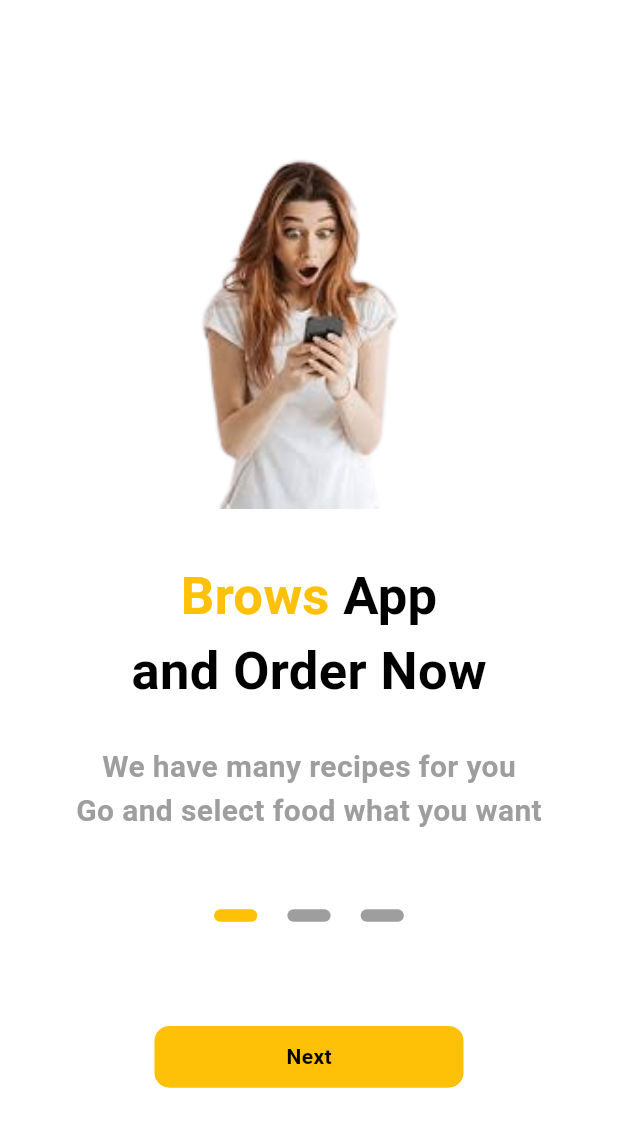
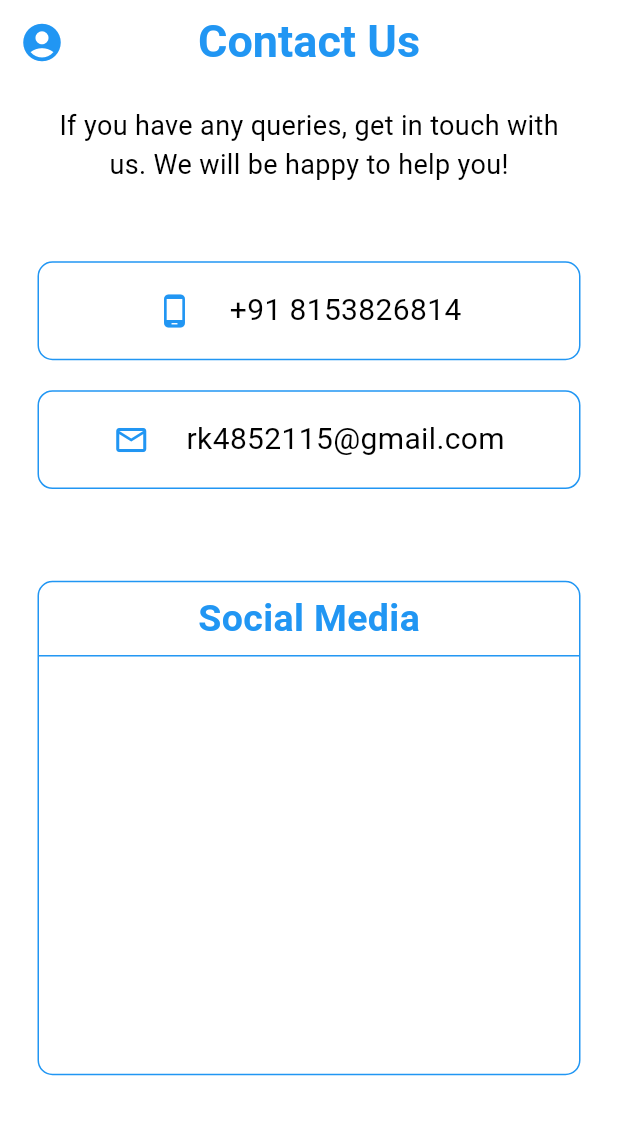
Before and after one commit to Sahilk0809/adv_flutter_ch1, a Flutter app: the screen it shows after launch, on a phone screen of 412 x 824 dp. Shown: the top 1127 px of the screen. Run offline on Flutter 3.47's test engine with Material 3 defaults, Android fonts, the phone set to English and light mode, and no system bars; our stand-ins replace carousel_slider, shared_preferences.

Commit message:
16/07/2024

```diff
--- a/lib/main.dart
+++ b/lib/main.dart
@@ -6,6 +6,8 @@ import 'package:adv_flutter_ch1/screens/Lec-1.5(2)/provider/intro_screen_provide
 import 'package:adv_flutter_ch1/screens/Lec-1.5(2)/view/introscreen/introscreen.dart';
 import 'package:adv_flutter_ch1/screens/Lec-1.5/provider/homeprovider.dart';
 import 'package:adv_flutter_ch1/screens/Lec-1.5/view/homesceen/homescreen.dart';
+import 'package:adv_flutter_ch1/screens/Lec-1.6/provider/url_launcher_provider.dart';
+import 'package:adv_flutter_ch1/screens/Lec-1.6/view/url_launcher_screen.dart';
 import 'package:adv_flutter_ch1/utils/global.dart';
 import 'package:flutter/material.dart';
 import 'package:provider/provider.dart';
@@ -30,6 +32,9 @@ Future<void> main() async {
         ChangeNotifierProvider(
           create: (context) => IntroScreenProvider(isHomed),
         ),
+        ChangeNotifierProvider(
+          create: (context) => UrlLauncherProvider(),
+        ),
       ],
       builder: (context, child) => const MyApp(),
     ),
@@ -50,7 +55,7 @@ class _MyAppState extends State<MyApp> {
         Provider.of<ChangeThemeScreenProvider>(context, listen: true);
     return MaterialApp(
       debugShowCheckedModeBanner: false,
-      home: Provider.of<IntroScreenProvider>(context).isHome ? const ChangeTheme() : const IntroScreen(),
+      home: const UrlLauncherScreen(),
       theme: changeThemeDataToLight,
       darkTheme: changeThemeDataToDark,
       themeMode: changeThemeScreenProviderTrue.isDark
--- /dev/null
+++ b/lib/screens/Lec-1.6/provider/url_launcher_provider.dart
@@ -0,0 +1,14 @@
+import 'package:flutter/material.dart';
+import 'package:url_launcher/url_launcher.dart';
+
+class UrlLauncherProvider extends ChangeNotifier {
+  void phoneLauncher() {
+    Uri uri = Uri(scheme: 'tel', path: '+91 8153826814');
+    launchUrl(uri);
+  }
+
+  void mailLauncher() {
+    Uri uri = Uri.parse('mailto: rk4852115@gmail.com');
+    launchUrl(uri);
+  }
+}
--- /dev/null
+++ b/lib/screens/Lec-1.6/view/url_launcher_screen.dart
@@ -0,0 +1,157 @@
+import 'package:adv_flutter_ch1/screens/Lec-1.6/provider/url_launcher_provider.dart';
+import 'package:flutter/material.dart';
+import 'package:provider/provider.dart';
+
+class UrlLauncherScreen extends StatelessWidget {
+  const UrlLauncherScreen({super.key});
+
+  @override
+  Widget build(BuildContext context) {
+    var height = MediaQuery.of(context).size.height;
+    var width = MediaQuery.of(context).size.width;
+    UrlLauncherProvider urlLauncherProvider =
+        Provider.of<UrlLauncherProvider>(context, listen: false);
+    return Scaffold(
+      appBar: AppBar(
+        centerTitle: true,
+        leading: const Icon(
+          Icons.account_circle,
+          color: Colors.blue,
+          size: 30,
+        ),
+        title: const Text(
+          'Contact Us',
+          style: TextStyle(
+            color: Colors.blue,
+            fontSize: 30,
+            fontWeight: FontWeight.bold,
+          ),
+        ),
+      ),
+      body: SizedBox(
+        width: double.infinity,
+        child: Padding(
+          padding: const EdgeInsets.all(15.0),
+          child: Column(
+            children: [
+              const Text(
+                'If you have any queries, get in touch with',
+                style: TextStyle(
+                  fontSize: 18,
+                ),
+              ),
+              const Text(
+                'us. We will be happy to help you!',
+                style: TextStyle(
+                  fontSize: 18,
+                ),
+              ),
+              SizedBox(
+                height: height * 0.05,
+              ),
+              GestureDetector(
+                onTap: () {
+                  urlLauncherProvider.phoneLauncher();
+                },
+                child: urlLauncherAll(
+                  height,
+                  width,
+                  icon: const Icon(
+                    Icons.phone_android,
+                    color: Colors.blue,
+                  ),
+                  text: '+91 8153826814',
+                ),
+              ),
+              GestureDetector(
+                onTap: () {
+                  urlLauncherProvider.mailLauncher();
+                },
+                child: urlLauncherAll(
+                  height,
+                  width,
+                  icon: const Icon(
+                    Icons.mail_outline,
+                    color: Colors.blue,
+                  ),
+                  text: 'rk4852115@gmail.com',
+                ),
+              ),
+              SizedBox(
+                height: height * 0.05,
+              ),
+              Container(
+                margin: const EdgeInsets.all(10),
+                height: height * 0.4,
+                width: double.infinity,
+                decoration: BoxDecoration(
+                  border: Border.all(
+                    width: 1,
+                    color: Colors.blue,
+                  ),
+                  borderRadius: BorderRadius.circular(10),
+                ),
+                child: Column(
+                  children: [
+                    Container(
+                      alignment: Alignment.center,
+                      height: height * 0.06,
+                      width: double.infinity,
+                      decoration: const BoxDecoration(
+                        border: BorderDirectional(
+                          bottom: BorderSide(
+                            width: 1,
+                            color: Colors.blue,
+                          ),
+                        ),
+                      ),
+                      child: const Text(
+                        'Social Media',
+                        style: TextStyle(
+                          color: Colors.blue,
+                          fontSize: 25,
+                          fontWeight: FontWeight.bold,
+                        ),
+                      ),
+                    ),
+                  ],
+                ),
+              ),
+            ],
+          ),
+        ),
+      ),
+    );
+  }
+
+  Container urlLauncherAll(double height, double width,
+      {required Icon icon, required String text}) {
+    return Container(
+      margin: const EdgeInsets.all(10),
+      height: height * 0.08,
+      width: width,
+      decoration: BoxDecoration(
+        borderRadius: BorderRadius.circular(10),
+        border: Border.all(
+          width: 1,
+          color: Colors.blue,
+        ),
+      ),
+      child: Row(
+        mainAxisAlignment: MainAxisAlignment.center,
+        children: [
+          icon,
+          SizedBox(
+            width: width * 0.06,
+          ),
+          Text(
+            text,
+            style: const TextStyle(
+              fontSize: 20,
+            ),
+          ),
+        ],
+      ),
+    );
+  }
+}
--- a/pubspec.yaml
+++ b/pubspec.yaml
@@ -38,6 +38,8 @@ dependencies:
   provider: ^6.1.2
   shared_preferences: ^2.2.3
   carousel_slider: ^4.2.1
+  share_plus: ^9.0.0
+  url_launcher: ^6.3.0
 
 dev_dependencies:
   flutter_test:
```
Also changed, not shown: introHome.png (added), pubspec.lock, 8 other files.
